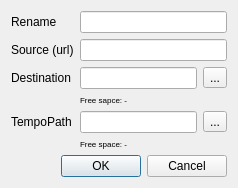
luxc1101/Raspi-USB-Simulator, file GUI/mibloader.ui: the form before one commit.
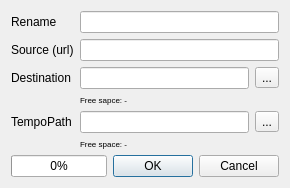
The form after the commit.

Commit message: add download dialog

What changed in the file:
```diff
--- a/GUI/mibloader.ui
+++ b/GUI/mibloader.ui
@@ -6,15 +6,15 @@
    <rect>
     <x>0</x>
     <y>0</y>
-    <width>238</width>
-    <height>183</height>
+    <width>290</width>
+    <height>185</height>
    </rect>
   </property>
   <property name="windowTitle">
    <string>Dialog</string>
   </property>
-  <layout class="QVBoxLayout" name="verticalLayout">
-   <item>
+  <layout class="QGridLayout" name="gridLayout_2">
+   <item row="0" column="0">
     <layout class="QGridLayout" name="gridLayout">
      <item row="0" column="1">
       <widget class="QLineEdit" name="lineEdit_rename"/>
@@ -103,6 +103,15 @@
       </widget>
      </item>
     </layout>
+   </item>
+   <item row="1" column="0">
+    <layout class="QHBoxLayout" name="horizontalLayout_3">
+     <item>
+      <widget class="QProgressBar" name="progressBar">
+       <property name="value">
+        <number>0</number>
+       </property>
+      </widget>
    </item>
    <item>
     <widget class="QDialogButtonBox" name="buttonBox">
@@ -113,6 +122,8 @@
       <set>QDialogButtonBox::Cancel|QDialogButtonBox::Ok</set>
      </property>
     </widget>
+     </item>
+    </layout>
    </item>
   </layout>
  </widget>
```
Left out of the diff: 36 changed lines with no effect on the pictures. Lines whose indentation alone changed are shown as unchanged. The commit also changes 1 other file.
